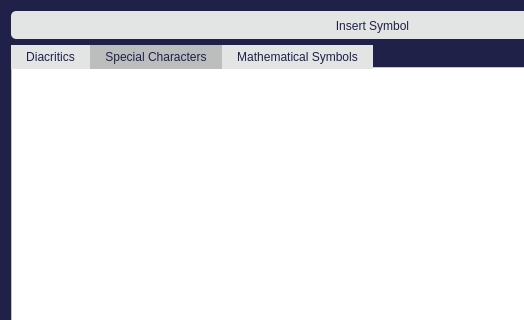
UDAAN-LEAP/leap-pe-tool, file FrameWorkCode/Symbols.ui: the form before one commit; both pictures show x 0 to 524 and y 0 to 320 of the 744 by 428 pixel window.
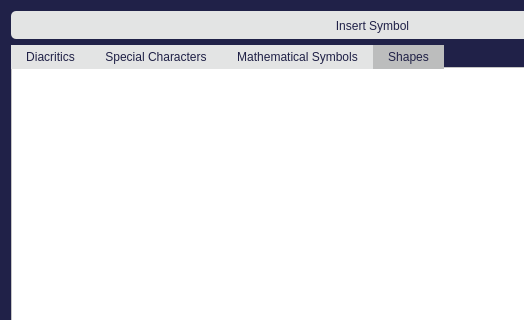
The form after the commit.

Commit message: shapes in special characters

What changed in the file:
```diff
--- a/FrameWorkCode/Symbols.ui
+++ b/FrameWorkCode/Symbols.ui
@@ -82,7 +82,7 @@
 </string>
      </property>
      <property name="currentIndex">
-      <number>1</number>
+      <number>3</number>
      </property>
      <widget class="QWidget" name="tab_1">
       <attribute name="title">
@@ -201,6 +201,21 @@
        </item>
       </layout>
      </widget>
+     <widget class="QWidget" name="tab_4">
+      <attribute name="title">
+       <string>Shapes</string>
+      </attribute>
+      <layout class="QHBoxLayout" name="horizontalLayout">
+       <item>
+        <widget class="QTextEdit" name="Shapes">
+         <property name="styleSheet">
+          <string notr="true">background-color: rgb(255, 255, 255); color: black;
+font-size:30px;</string>
+         </property>
+        </widget>
+       </item>
+      </layout>
+     </widget>
     </widget>
    </item>
   </layout>
```
The commit also changes 1 other file.
